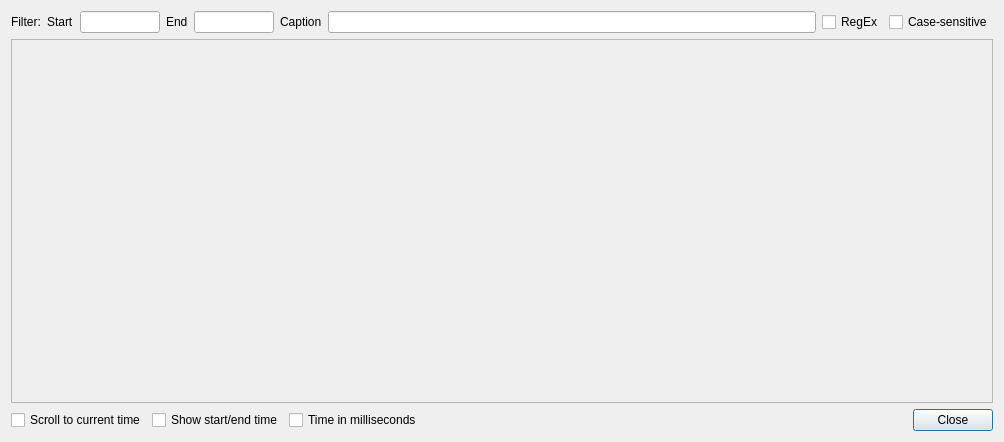
bylee20/bomi, file src/bomi/ui/subtitleviewer.ui: the form before one commit.
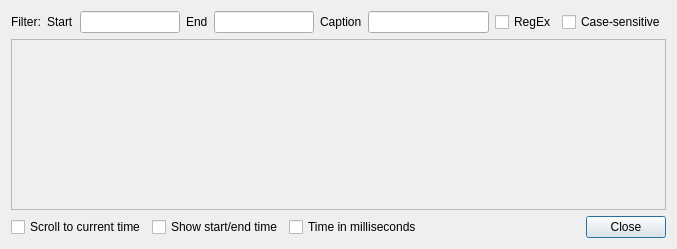
The form after the commit. Custom widgets are drawn as their Qt base class.

Commit message: adjust widget size a little bit

Patch:
```diff
--- a/src/bomi/ui/subtitleviewer.ui
+++ b/src/bomi/ui/subtitleviewer.ui
@@ -6,8 +6,8 @@
    <rect>
     <x>0</x>
     <y>0</y>
-    <width>1004</width>
-    <height>442</height>
+    <width>677</width>
+    <height>249</height>
    </rect>
   </property>
   <property name="windowTitle">
@@ -32,9 +32,15 @@
      </item>
      <item>
       <widget class="QLineEdit" name="start">
+       <property name="minimumSize">
+        <size>
+         <width>100</width>
+         <height>0</height>
+        </size>
+       </property>
        <property name="maximumSize">
         <size>
-         <width>80</width>
+         <width>100</width>
          <height>16777215</height>
         </size>
        </property>
@@ -55,9 +61,15 @@
          <verstretch>0</verstretch>
         </sizepolicy>
        </property>
+       <property name="minimumSize">
+        <size>
+         <width>100</width>
+         <height>0</height>
+        </size>
+       </property>
        <property name="maximumSize">
         <size>
-         <width>80</width>
+         <width>100</width>
          <height>16777215</height>
         </size>
        </property>
@@ -71,7 +83,14 @@
       </widget>
      </item>
      <item>
-      <widget class="QLineEdit" name="caption"/>
+      <widget class="QLineEdit" name="caption">
+       <property name="minimumSize">
+        <size>
+         <width>100</width>
+         <height>0</height>
+        </size>
+       </property>
+      </widget>
      </item>
      <item>
       <widget class="QCheckBox" name="regex">
@@ -99,8 +118,8 @@
        <rect>
         <x>0</x>
         <y>0</y>
-        <width>988</width>
-        <height>346</height>
+        <width>661</width>
+        <height>153</height>
        </rect>
       </property>
      </widget>
```
